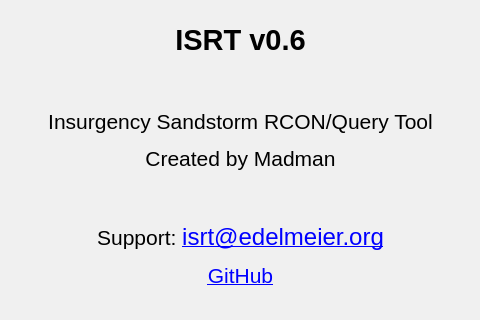
Above: source_files/isrt_main_tabbed_v0.6.ui from sargolin/ISRT-Insurgency-Sandstorm-RCON-TOOL-and-Mapchanger before the change; both pictures show x 133 to 613 and y 195 to 515 of the 745 by 796 pixel window. Below: the same form after it.
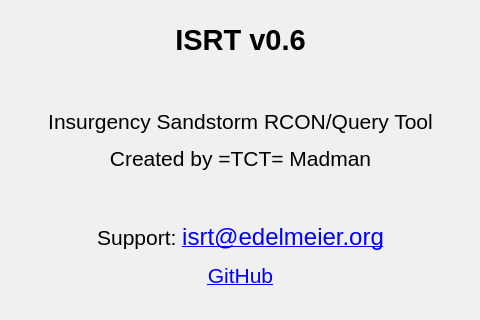
That is the form after the change. The open tabs and pages were chosen to show the change. Icons and pictures are not drawn.

```diff
--- a/source_files/isrt_main_tabbed_v0.6.ui
+++ b/source_files/isrt_main_tabbed_v0.6.ui
@@ -3406,7 +3406,7 @@
 background-repeat: no-repeat;</string>
          </property>
          <property name="text">
-          <string>&lt;html&gt;&lt;head/&gt;&lt;body&gt;&lt;p align=&quot;center&quot;&gt;&lt;span style=&quot; font-size:22pt; font-weight:600;&quot;&gt;ISRT v0.6&lt;/span&gt;&lt;/p&gt;&lt;p align=&quot;center&quot;&gt;&lt;br/&gt;&lt;/p&gt;&lt;p align=&quot;center&quot;&gt;&lt;span style=&quot; font-size:16pt;&quot;&gt;Insurgency Sandstorm RCON/Query Tool&lt;/span&gt;&lt;/p&gt;&lt;p align=&quot;center&quot;&gt;&lt;span style=&quot; font-size:16pt;&quot;&gt;Created by Madman&lt;/span&gt;&lt;/p&gt;&lt;p align=&quot;center&quot;&gt;&lt;br/&gt;&lt;/p&gt;&lt;p align=&quot;center&quot;&gt;&lt;span style=&quot; font-size:16pt;&quot;&gt;Support: &lt;/span&gt;&lt;a href=&quot;mailto:isrt@edelmeier.org&quot;&gt;&lt;span style=&quot; font-size:18pt; text-decoration: underline; color:#0000ff;&quot;&gt;isrt@edelmeier.org&lt;/span&gt;&lt;/a&gt;&lt;/p&gt;&lt;p align=&quot;center&quot;&gt;&lt;a href=&quot;https://github.com/sargolin/ISRT-Insurgency-Sandstorm-RCON-Query-Tool&quot;&gt;&lt;span style=&quot; font-size:16pt; text-decoration: underline; color:#0000ff;&quot;&gt;GitHub&lt;/span&gt;&lt;/a&gt;&lt;/p&gt;&lt;p align=&quot;center&quot;&gt;&lt;br/&gt;&lt;/p&gt;&lt;p align=&quot;center&quot;&gt;&lt;span style=&quot; font-size:16pt;&quot;&gt;Report issues &lt;/span&gt;&lt;a href=&quot;https://github.com/sargolin/ISRT-Insurgency-Sandstorm-RCON-Query-Tool/issues&quot;&gt;&lt;span style=&quot; font-size:16pt; text-decoration: underline; color:#0000ff;&quot;&gt;here&lt;/span&gt;&lt;/a&gt;&lt;br/&gt;&lt;/p&gt;&lt;p align=&quot;center&quot;&gt;&lt;a href=&quot;https://github.com/sargolin/ISRT-Insurgency-Sandstorm-RCON-Query-Tool/blob/main/LICENSE&quot;&gt;&lt;span style=&quot; font-size:14pt; text-decoration: underline; color:#0000ff;&quot;&gt;GNU/Public License Software &lt;/span&gt;&lt;/a&gt;&lt;/p&gt;&lt;/body&gt;&lt;/html&gt;</string>
+          <string>&lt;html&gt;&lt;head/&gt;&lt;body&gt;&lt;p align=&quot;center&quot;&gt;&lt;span style=&quot; font-size:22pt; font-weight:600;&quot;&gt;ISRT v0.6&lt;/span&gt;&lt;/p&gt;&lt;p align=&quot;center&quot;&gt;&lt;br/&gt;&lt;/p&gt;&lt;p align=&quot;center&quot;&gt;&lt;span style=&quot; font-size:16pt;&quot;&gt;Insurgency Sandstorm RCON/Query Tool&lt;/span&gt;&lt;/p&gt;&lt;p align=&quot;center&quot;&gt;&lt;span style=&quot; font-size:16pt;&quot;&gt;Created by =TCT= Madman&lt;/span&gt;&lt;/p&gt;&lt;p align=&quot;center&quot;&gt;&lt;br/&gt;&lt;/p&gt;&lt;p align=&quot;center&quot;&gt;&lt;span style=&quot; font-size:16pt;&quot;&gt;Support: &lt;/span&gt;&lt;a href=&quot;mailto:isrt@edelmeier.org&quot;&gt;&lt;span style=&quot; font-size:18pt; text-decoration: underline; color:#0000ff;&quot;&gt;isrt@edelmeier.org&lt;/span&gt;&lt;/a&gt;&lt;/p&gt;&lt;p align=&quot;center&quot;&gt;&lt;a href=&quot;https://github.com/sargolin/ISRT-Insurgency-Sandstorm-RCON-Query-Tool&quot;&gt;&lt;span style=&quot; font-size:16pt; text-decoration: underline; color:#0000ff;&quot;&gt;GitHub&lt;/span&gt;&lt;/a&gt;&lt;/p&gt;&lt;p align=&quot;center&quot;&gt;&lt;br/&gt;&lt;/p&gt;&lt;p align=&quot;center&quot;&gt;&lt;span style=&quot; font-size:16pt;&quot;&gt;Report issues &lt;/span&gt;&lt;a href=&quot;https://github.com/sargolin/ISRT-Insurgency-Sandstorm-RCON-Query-Tool/issues&quot;&gt;&lt;span style=&quot; font-size:16pt; text-decoration: underline; color:#0000ff;&quot;&gt;here&lt;/span&gt;&lt;/a&gt;&lt;br/&gt;&lt;/p&gt;&lt;p align=&quot;center&quot;&gt;&lt;a href=&quot;https://github.com/sargolin/ISRT-Insurgency-Sandstorm-RCON-Query-Tool/blob/main/LICENSE&quot;&gt;&lt;span style=&quot; font-size:14pt; text-decoration: underline; color:#0000ff;&quot;&gt;GNU/Public License Software &lt;/span&gt;&lt;/a&gt;&lt;/p&gt;&lt;/body&gt;&lt;/html&gt;</string>
          </property>
          <property name="openExternalLinks">
           <bool>true</bool>
```
